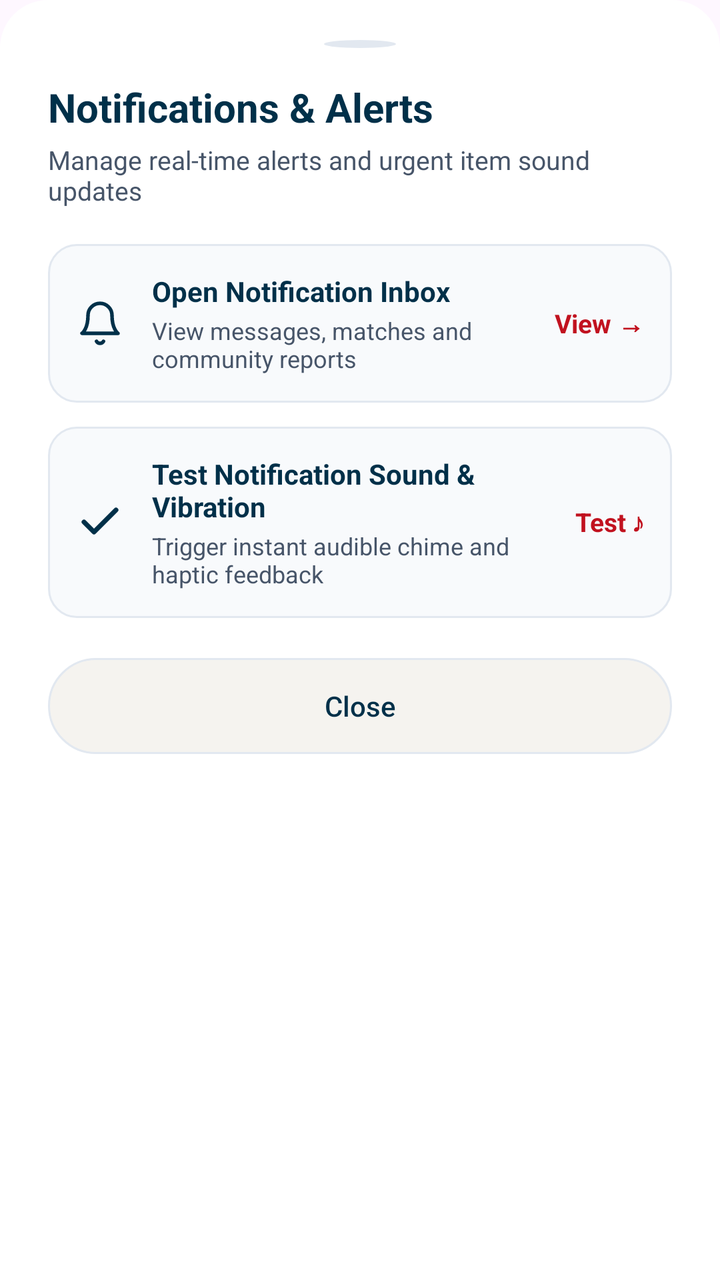
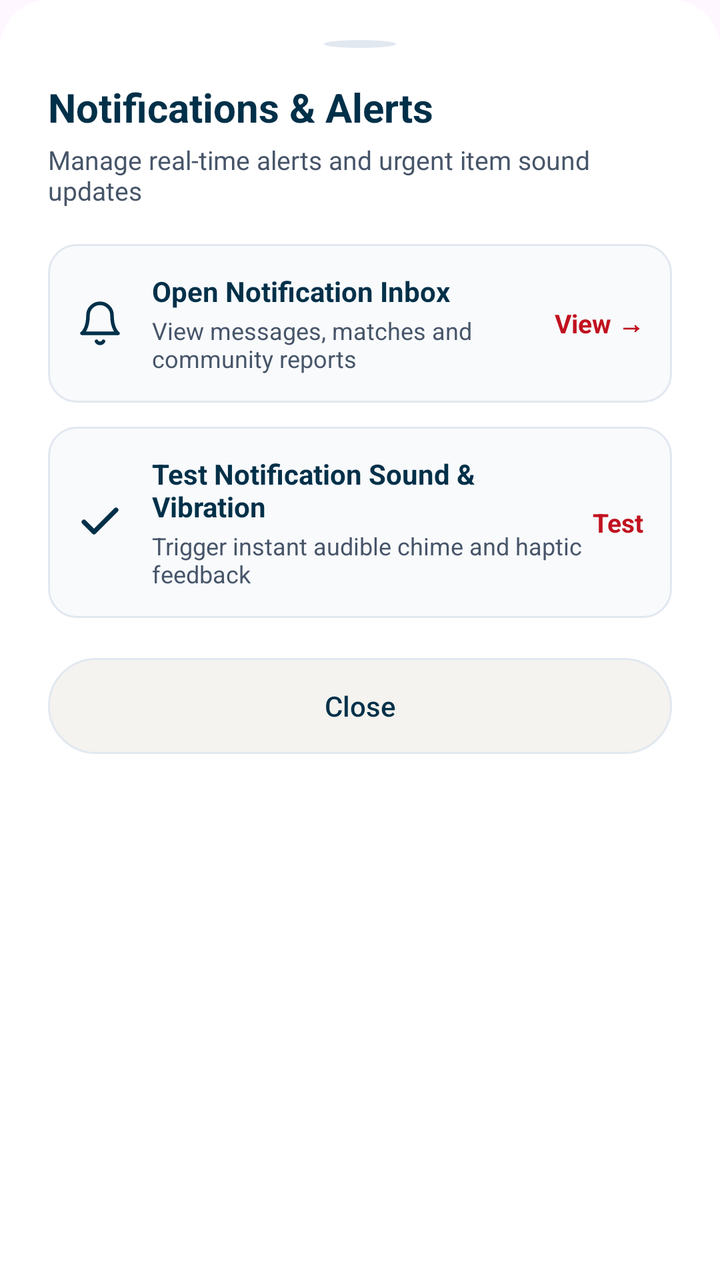

Before-and-after screenshots of an Android layout around one commit, followed by the original layout XML and the change that was made.
<!-- AndroidManifest.xml: application theme Theme.LostAndFound -->
<!-- res/layout/dialog_notification_options.xml -->
<?xml version="1.0" encoding="utf-8"?>
<LinearLayout xmlns:android="http://schemas.android.com/apk/res/android"
    xmlns:app="http://schemas.android.com/apk/res-auto"
    android:layout_width="match_parent"
    android:layout_height="wrap_content"
    android:background="@drawable/bg_bottom_sheet_rounded"
    android:orientation="vertical"
    android:paddingStart="24dp"
    android:paddingTop="20dp"
    android:paddingEnd="24dp"
    android:paddingBottom="24dp">

    <View
        android:layout_width="36dp"
        android:layout_height="4dp"
        android:layout_gravity="center_horizontal"
        android:layout_marginBottom="16dp"
        android:background="@drawable/bg_onboard_dot_inactive" />

    <TextView
        android:layout_width="wrap_content"
        android:layout_height="wrap_content"
        android:fontFamily="sans-serif-bold"
        android:text="Notifications &amp; Alerts"
        android:textColor="@color/text_primary"
        android:textSize="20sp"
        android:textStyle="bold" />

    <TextView
        android:layout_width="wrap_content"
        android:layout_height="wrap_content"
        android:layout_marginTop="4dp"
        android:fontFamily="sans-serif"
        android:text="Manage real-time alerts and urgent item sound updates"
        android:textColor="@color/text_secondary"
        android:textSize="13sp" />

    
    <LinearLayout
        android:id="@+id/btnViewInbox"
        android:layout_width="match_parent"
        android:layout_height="wrap_content"
        android:layout_marginTop="18dp"
        android:background="@drawable/bg_stat_banner"
        android:clickable="true"
        android:focusable="true"
        android:gravity="center_vertical"
        android:orientation="horizontal"
        android:padding="14dp">

        <ImageView
            android:layout_width="24dp"
            android:layout_height="24dp"
            android:contentDescription="Inbox"
            android:src="@drawable/ic_bell"
            app:tint="@color/text_primary" />

        <LinearLayout
            android:layout_width="0dp"
            android:layout_height="wrap_content"
            android:layout_marginStart="14dp"
            android:layout_weight="1"
            android:orientation="vertical">

            <TextView
                android:layout_width="wrap_content"
                android:layout_height="wrap_content"
                android:fontFamily="sans-serif-bold"
                android:text="Open Notification Inbox"
                android:textColor="@color/text_primary"
                android:textSize="14sp"
                android:textStyle="bold" />

            <TextView
                android:layout_width="wrap_content"
                android:layout_height="wrap_content"
                android:layout_marginTop="2dp"
                android:fontFamily="sans-serif"
                android:text="View messages, matches and community reports"
                android:textColor="@color/text_secondary"
                android:textSize="12sp" />
        </LinearLayout>

        <TextView
            android:layout_width="wrap_content"
            android:layout_height="wrap_content"
            android:fontFamily="sans-serif-bold"
            android:text="View →"
            android:textColor="@color/primary"
            android:textSize="13sp"
            android:textStyle="bold" />
    </LinearLayout>

    
    <LinearLayout
        android:id="@+id/btnTestSound"
        android:layout_width="match_parent"
        android:layout_height="wrap_content"
        android:layout_marginTop="12dp"
        android:background="@drawable/bg_stat_banner"
        android:clickable="true"
        android:focusable="true"
        android:gravity="center_vertical"
        android:orientation="horizontal"
        android:padding="14dp">

        <ImageView
            android:layout_width="24dp"
            android:layout_height="24dp"
            android:contentDescription="Test Sound"
            android:src="@drawable/ic_verified_check"
            app:tint="@color/text_primary" />

        <LinearLayout
            android:layout_width="0dp"
            android:layout_height="wrap_content"
            android:layout_marginStart="14dp"
            android:layout_weight="1"
            android:orientation="vertical">

            <TextView
                android:layout_width="wrap_content"
                android:layout_height="wrap_content"
                android:fontFamily="sans-serif-bold"
                android:text="Test Notification Sound &amp; Vibration"
                android:textColor="@color/text_primary"
                android:textSize="14sp"
                android:textStyle="bold" />

            <TextView
                android:layout_width="wrap_content"
                android:layout_height="wrap_content"
                android:layout_marginTop="2dp"
                android:fontFamily="sans-serif"
                android:text="Trigger instant audible chime and haptic feedback"
                android:textColor="@color/text_secondary"
                android:textSize="12sp" />
        </LinearLayout>

        <TextView
            android:layout_width="wrap_content"
            android:layout_height="wrap_content"
            android:fontFamily="sans-serif-bold"
            android:text="Test ♪"
            android:textColor="@color/primary"
            android:textSize="13sp"
            android:textStyle="bold" />
    </LinearLayout>

    <TextView
        android:id="@+id/btnDismissNotifDialog"
        android:layout_width="match_parent"
        android:layout_height="48dp"
        android:layout_marginTop="20dp"
        android:background="@drawable/bg_pill_inactive"
        android:clickable="true"
        android:focusable="true"
        android:fontFamily="sans-serif-medium"
        android:gravity="center"
        android:text="Close"
        android:textColor="@color/text_primary"
        android:textSize="14sp" />

</LinearLayout>
<!-- resources referenced by this layout -->
<resources>
  <color name="primary">#FFC1121F</color>
  <color name="text_primary">#FF003049</color>
  <color name="text_secondary">#FF475569</color>
  <!-- drawable bg_bottom_sheet_rounded (drawable) -->
  <?xml version="1.0" encoding="utf-8"?>
  <shape xmlns:android="http://schemas.android.com/apk/res/android"
      android:shape="rectangle">
      <solid android:color="@color/white" />
      <corners
          android:topLeftRadius="24dp"
          android:topRightRadius="24dp"
          android:bottomLeftRadius="0dp"
          android:bottomRightRadius="0dp" />
  </shape>
  <!-- drawable bg_onboard_dot_inactive (drawable) -->
  <?xml version="1.0" encoding="utf-8"?>
  <shape xmlns:android="http://schemas.android.com/apk/res/android"
      android:shape="oval">
      <solid android:color="@color/component_stroke" />
  </shape>
  <!-- drawable bg_pill_inactive (drawable) -->
  <?xml version="1.0" encoding="utf-8"?>
  <shape xmlns:android="http://schemas.android.com/apk/res/android"
      android:shape="rectangle">
      <solid android:color="#F5F3EF" />
      <corners android:radius="24dp" />
      <stroke
          android:width="1dp"
          android:color="@color/nude_light_taupe" />
  </shape>
  <!-- drawable bg_stat_banner (drawable) -->
  <?xml version="1.0" encoding="utf-8"?>
  <shape xmlns:android="http://schemas.android.com/apk/res/android"
      android:shape="rectangle">
      <corners android:radius="14dp" />
      <stroke
          android:width="1dp"
          android:color="#E2E8F0" />
      <solid android:color="#F8FAFC" />
  </shape>
  <!-- drawable ic_bell (drawable) -->
  <vector xmlns:android="http://schemas.android.com/apk/res/android"
      android:width="26dp"
      android:height="26dp"
      android:viewportWidth="24"
      android:viewportHeight="24">
    <path
        android:fillColor="@android:color/transparent"
        android:strokeColor="#4A382F"
        android:strokeWidth="1.8"
        android:strokeLineCap="round"
        android:strokeLineJoin="round"
        android:pathData="M18,8A6,6 0 0,0 6,8c0,7 -3,9 -3,9h18s-3,-2 -3,-9" />
    <path
        android:fillColor="@android:color/transparent"
        android:strokeColor="#4A382F"
        android:strokeWidth="1.8"
        android:strokeLineCap="round"
        android:strokeLineJoin="round"
        android:pathData="M13.73,21a2,2 0 0,1 -3.46,0" />
  </vector>
  <!-- drawable ic_verified_check (drawable) -->
  <vector xmlns:android="http://schemas.android.com/apk/res/android"
      android:width="14dp"
      android:height="14dp"
      android:viewportWidth="24"
      android:viewportHeight="24">
    <path
        android:fillColor="@android:color/transparent"
        android:strokeColor="#003049"
        android:strokeWidth="2.4"
        android:strokeLineCap="round"
        android:strokeLineJoin="round"
        android:pathData="M20,6L9,17l-5,-5" />
  </vector>
  <style name="Theme.LostAndFound" parent="Base.Theme.LostAndFound" />
  <color name="white">#FFFFFFFF</color>
  <color name="component_stroke">#FFE2E8F0</color>
  <color name="nude_light_taupe">#FFE2E8F0</color>
  <style name="Base.Theme.LostAndFound" parent="Theme.Material3.DayNight.NoActionBar">
          <item name="android:statusBarColor">#FF003049</item>
          <item name="android:windowLightStatusBar" tools:targetApi="m">false</item>
          <item name="android:navigationBarColor">#FFFFFFFF</item>
          <item name="android:windowLightNavigationBar" tools:targetApi="o_mr1">true</item>
          
          <item name="android:windowSoftInputMode">adjustResize</item>
      </style>
</resources>

<!-- the commit's change to res/layout/dialog_notification_options.xml (unified diff, before → after) -->
@@ -141,7 +141,7 @@
             android:layout_width="wrap_content"
             android:layout_height="wrap_content"
             android:fontFamily="sans-serif-bold"
-            android:text="Test ♪"
+            android:text="Test"
             android:textColor="@color/primary"
             android:textSize="13sp"
             android:textStyle="bold" />
